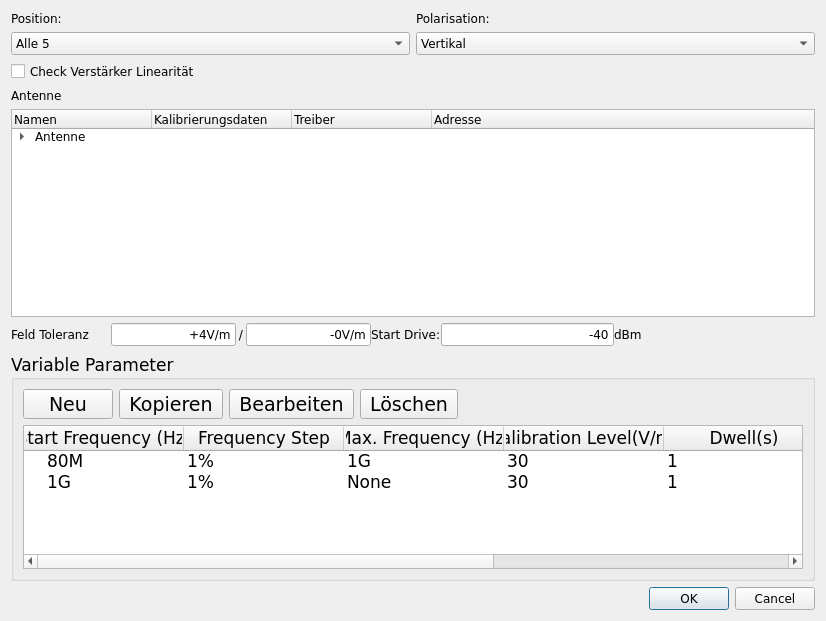
Qt form gui/uifiles/KalibierungEinstellen.ui (mengze21/Development-of-an-EMC-test-software) before a commit.
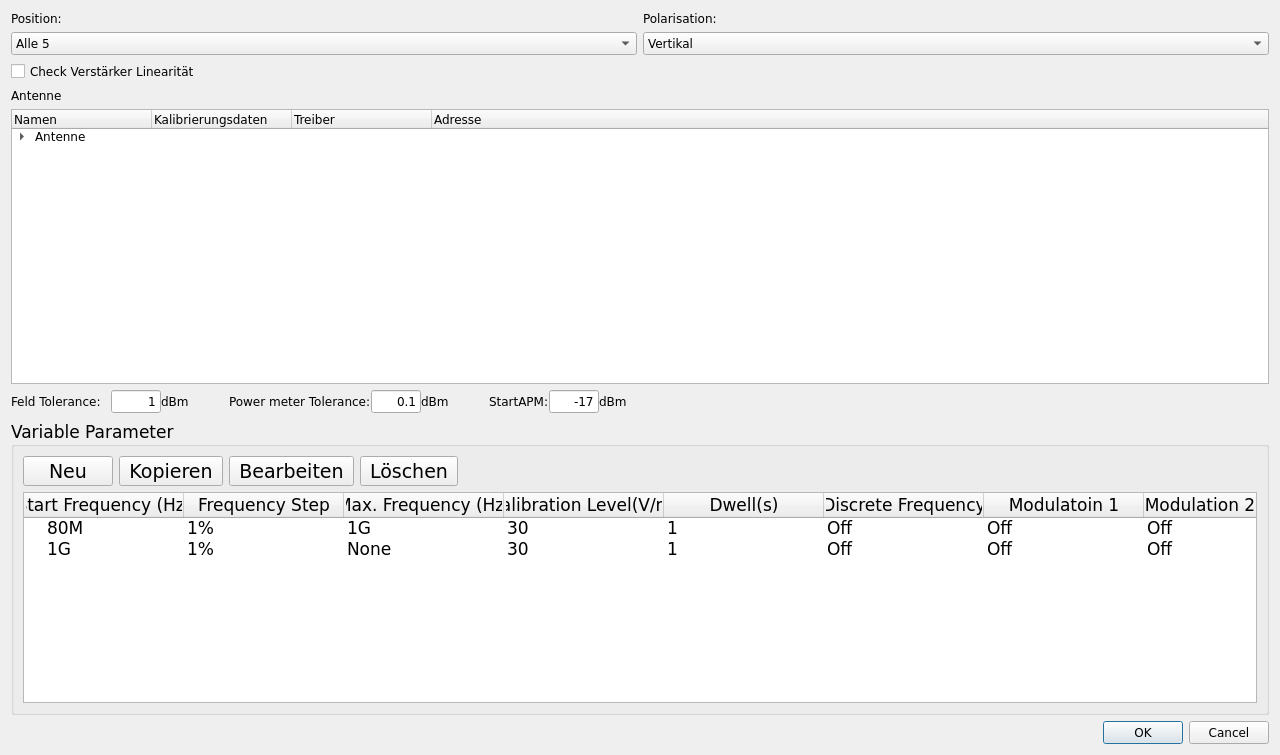
The same form after that commit.

```diff
--- a/gui/uifiles/KalibierungEinstellen.ui
+++ b/gui/uifiles/KalibierungEinstellen.ui
@@ -6,8 +6,8 @@
    <rect>
     <x>0</x>
     <y>0</y>
-    <width>826</width>
-    <height>621</height>
+    <width>1280</width>
+    <height>755</height>
    </rect>
   </property>
   <property name="font">
@@ -176,7 +176,7 @@
     </layout>
    </item>
    <item>
-    <layout class="QHBoxLayout" name="horizontalLayout_feldtoler" stretch="0,0,0,0,0,0,0,0">
+    <layout class="QHBoxLayout" name="horizontalLayout_feldtoler" stretch="0,0,0,0,0,0,0,0,0,0,0,0">
      <property name="spacing">
       <number>0</number>
      </property>
@@ -207,7 +207,7 @@
         </size>
        </property>
        <property name="text">
-        <string>Feld Toleranz</string>
+        <string>Feld Tolerance:</string>
        </property>
        <property name="alignment">
         <set>Qt::AlignLeading|Qt::AlignLeft|Qt::AlignVCenter</set>
@@ -222,8 +222,14 @@
          <verstretch>0</verstretch>
         </sizepolicy>
        </property>
+       <property name="maximumSize">
+        <size>
+         <width>50</width>
+         <height>16777215</height>
+        </size>
+       </property>
        <property name="text">
-        <string>+4V/m</string>
+        <string>1</string>
        </property>
        <property name="alignment">
         <set>Qt::AlignRight|Qt::AlignTrailing|Qt::AlignVCenter</set>
@@ -231,46 +237,86 @@
       </widget>
      </item>
      <item>
-      <widget class="QLabel" name="label_durchsymbol">
+      <widget class="QLabel" name="label_unitdBm">
+       <property name="text">
+        <string>dBm</string>
+       </property>
+      </widget>
+     </item>
+     <item>
+      <spacer name="horizontalSpacer_3">
+       <property name="orientation">
+        <enum>Qt::Horizontal</enum>
+       </property>
+       <property name="sizeType">
+        <enum>QSizePolicy::Fixed</enum>
+       </property>
+       <property name="sizeHint" stdset="0">
+        <size>
+         <width>40</width>
+         <height>20</height>
+        </size>
+       </property>
+      </spacer>
+     </item>
+     <item>
+      <widget class="QLabel" name="label_powMeterTol">
        <property name="sizePolicy">
         <sizepolicy hsizetype="Fixed" vsizetype="Preferred">
          <horstretch>0</horstretch>
          <verstretch>0</verstretch>
         </sizepolicy>
        </property>
-       <property name="minimumSize">
+       <property name="maximumSize">
         <size>
-         <width>10</width>
-         <height>0</height>
+         <width>200</width>
+         <height>16777215</height>
         </size>
        </property>
-       <property name="layoutDirection">
-        <enum>Qt::LeftToRight</enum>
-       </property>
        <property name="text">
-        <string>/</string>
-       </property>
-       <property name="alignment">
-        <set>Qt::AlignCenter</set>
+        <string>Power meter Tolerance:</string>
        </property>
       </widget>
      </item>
      <item>
-      <widget class="QLineEdit" name="lineEdit_torminus">
-       <property name="sizePolicy">
-        <sizepolicy hsizetype="Fixed" vsizetype="Fixed">
-         <horstretch>0</horstretch>
-         <verstretch>0</verstretch>
-        </sizepolicy>
+      <widget class="QLineEdit" name="lineEdit_powMeterTol">
+       <property name="maximumSize">
+        <size>
+         <width>50</width>
+         <height>16777215</height>
+        </size>
        </property>
        <property name="text">
-        <string>-0V/m</string>
+        <string>0.1</string>
        </property>
        <property name="alignment">
         <set>Qt::AlignRight|Qt::AlignTrailing|Qt::AlignVCenter</set>
        </property>
       </widget>
      </item>
+     <item>
+      <widget class="QLabel" name="label">
+       <property name="text">
+        <string>dBm</string>
+       </property>
+      </widget>
+     </item>
+     <item>
+      <spacer name="horizontalSpacer_4">
+       <property name="orientation">
+        <enum>Qt::Horizontal</enum>
+       </property>
+       <property name="sizeType">
+        <enum>QSizePolicy::Fixed</enum>
+       </property>
+       <property name="sizeHint" stdset="0">
+        <size>
+         <width>40</width>
+         <height>20</height>
+        </size>
+       </property>
+      </spacer>
+     </item>
      <item>
       <widget class="QLabel" name="label_StartDrive">
        <property name="sizePolicy">
@@ -285,14 +331,20 @@
         </font>
        </property>
        <property name="text">
-        <string>Start Drive:</string>
+        <string>StartAPM:</string>
        </property>
       </widget>
      </item>
      <item>
       <widget class="QLineEdit" name="lineEdit_StartDrive">
+       <property name="maximumSize">
+        <size>
+         <width>50</width>
+         <height>16777215</height>
+        </size>
+       </property>
        <property name="text">
-        <string>-40</string>
+        <string>-17</string>
        </property>
        <property name="alignment">
         <set>Qt::AlignRight|Qt::AlignTrailing|Qt::AlignVCenter</set>
```
Left out of the diff: 2 changed lines with no effect on the pictures.
